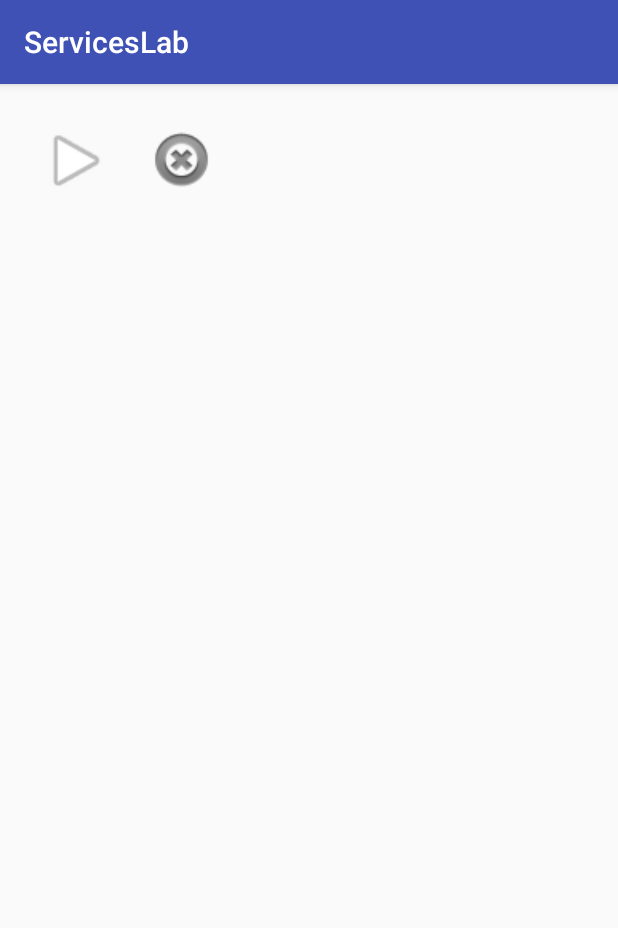
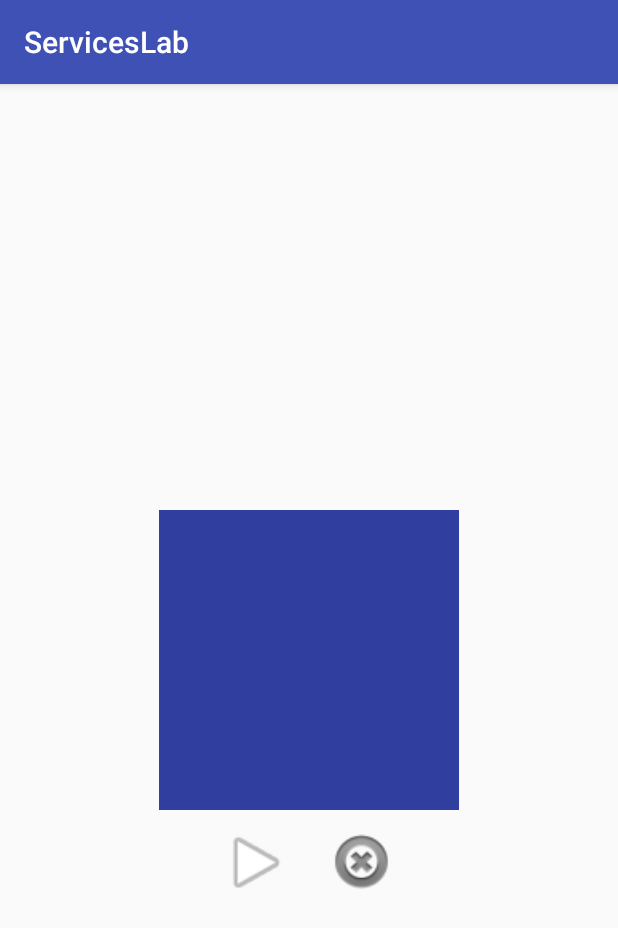
Before and after one commit to ga-adi-macaron/services-lab, an Android app: the screen it shows after launch (MainActivity), on a phone screen of 412 x 824 dp. Shown: the top 928 px of the screen. Run offline under Robolectric (Android 15) with nearby library versions, the phone set to English and light mode, and no system bars.

Commit message:
updated xml

```diff
--- a/ServicesLab/app/src/main/res/layout/activity_main.xml
+++ b/ServicesLab/app/src/main/res/layout/activity_main.xml
@@ -1,5 +1,6 @@
 <?xml version="1.0" encoding="utf-8"?>
-<RelativeLayout xmlns:android="http://schemas.android.com/apk/res/android"
+<RelativeLayout
+    xmlns:android="http://schemas.android.com/apk/res/android"
     xmlns:tools="http://schemas.android.com/tools"
     android:id="@+id/activity_main"
     android:layout_width="match_parent"
@@ -10,10 +11,19 @@
     android:paddingTop="@dimen/activity_vertical_margin"
     tools:context="com.ezequielc.serviceslab.MainActivity">
 
+    <ImageView
+        android:id="@+id/image"
+        android:layout_width="200dp"
+        android:layout_height="200dp"
+        android:layout_centerInParent="true"
+        android:background="@color/colorPrimaryDark"/>
+
     <LinearLayout
-        android:layout_width="match_parent"
+        android:layout_below="@id/image"
+        android:layout_width="wrap_content"
         android:layout_height="wrap_content"
-        android:orientation="horizontal">
+        android:orientation="horizontal"
+        android:layout_centerHorizontal="true">
 
         <ImageView
             android:id="@+id/play"
```
